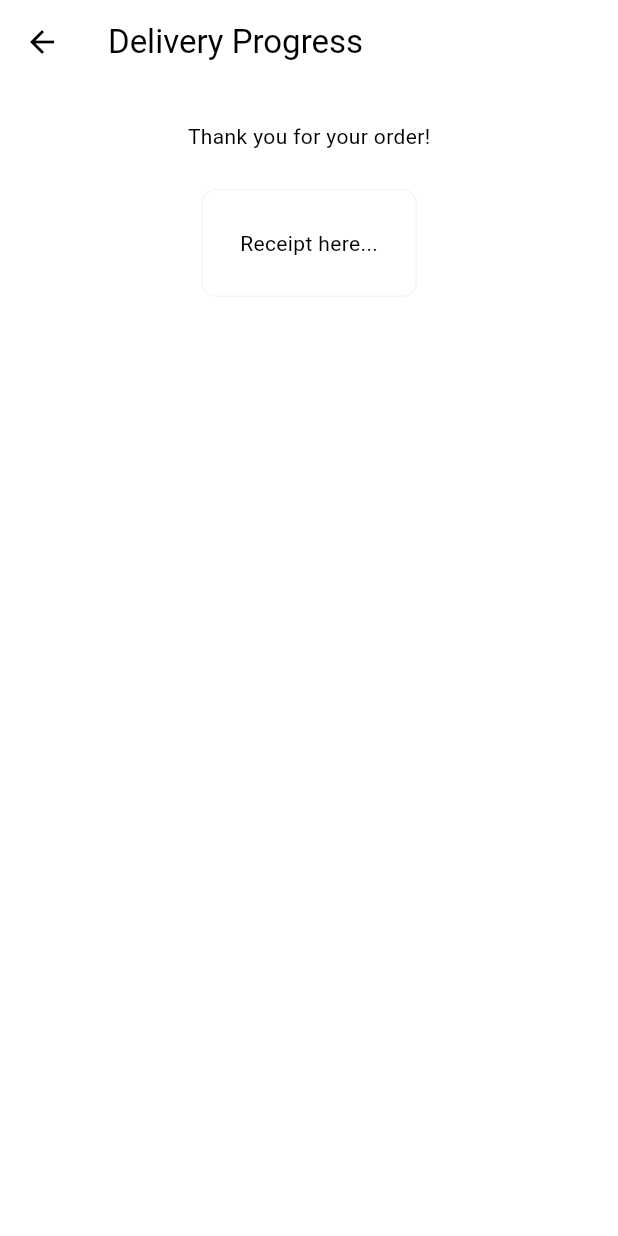
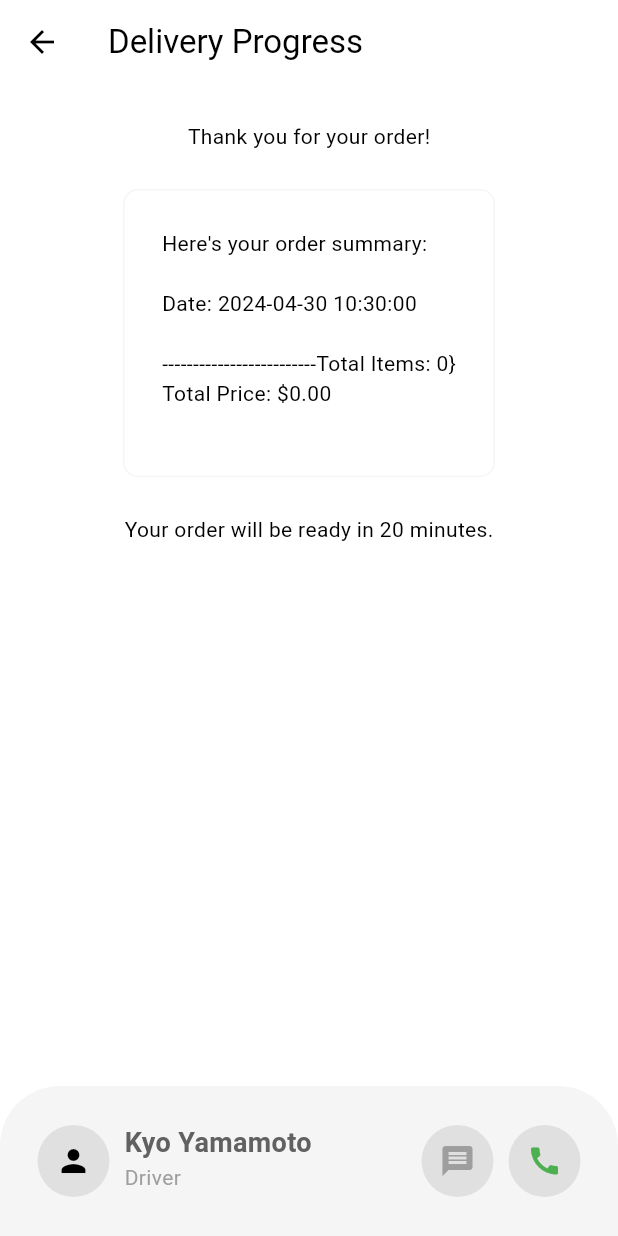
Before and after one commit to YamamotoDesu/food_delivery_app, a Flutter app: the DeliveryProgressPage screen opened directly, on a phone screen of 412 x 824 dp. Run offline on Flutter 3.47's test engine with Material 3 defaults, Android fonts, the light colour scheme and no system bars; our stand-ins replace flutter_credit_card.

Commit message:
feat: add receipt screen

```diff
--- a/lib/components/my_recipt.dart
+++ b/lib/components/my_recipt.dart
@@ -1,4 +1,6 @@
 import 'package:flutter/material.dart';
+import 'package:food_delivery_app/models/restraurant.dart';
+import 'package:provider/provider.dart';
 
 class MyReceipt extends StatelessWidget {
   const MyReceipt({super.key});
@@ -23,8 +25,15 @@ class MyReceipt extends StatelessWidget {
                 borderRadius: BorderRadius.circular(10),
               ),
               padding: const EdgeInsets.all(25),
-              child: Text("Receipt here..."),
+              child: Consumer<Restaurant>(
+                builder: (context, restaurant, child) =>
+                    Text(restaurant.displayCartReceipt()),
+              ),
             ),
+            const SizedBox(
+              height: 25,
+            ),
+            const Text("Your order will be ready in 20 minutes."),
           ],
         ),
       ),
--- a/lib/models/restraurant.dart
+++ b/lib/models/restraurant.dart
@@ -1,6 +1,7 @@
 import 'package:collection/collection.dart';
 import 'package:flutter/foundation.dart';
 import 'package:food_delivery_app/models/cart_item.dart';
+import 'package:intl/intl.dart';
 
 import 'food.dart';
 
@@ -450,13 +451,45 @@ class Restaurant extends ChangeNotifier {
   /// HELPERS
   ///
 
+  String displayCartReceipt() {
+    final receipt = StringBuffer();
+    receipt.writeln("Here's your order summary:");
+    receipt.writeln();
+
+    // format the date to include up to seconds only
+    String formattedDate =
+        DateFormat("yyyy-MM-dd HH:mm:ss").format(DateTime.now());
+
+    receipt.writeln("Date: $formattedDate");
+    receipt.writeln();
+    receipt.write("-------------------------");
+
+    for (CartItem cartItem in _cart) {
+      receipt.writeln();
+      receipt.writeln("${cartItem.food.name} x ${cartItem.quantity}");
+      receipt.writeln("Price: ${_formatPrice(cartItem.food.price)}");
+
+      if (cartItem.selectedAddons.isNotEmpty) {
+        receipt.writeln("Addons: ${_formatAddons(cartItem.selectedAddons)}");
+      }
+      receipt.write("-------------------------");
+    }
+
+    receipt.writeln("Total Items: ${getTotalItemCount()}}");
+    receipt.writeln("Total Price: ${_formatPrice(getTotalPrice())}");
+
+    return receipt.toString();
+  }
+
   // format double value into money
-  String formatPrice(double price) {
+  String _formatPrice(double price) {
     return "\$${price.toStringAsFixed(2)}";
   }
 
   // format list of addons into a string sumary
   String _formatAddons(List<Addon> addons) {
-    return addons.map((addon) => addon.name).join(", ");
+    return addons
+        .map((addon) => "${addon.name} (${_formatPrice(addon.price)})")
+        .join(", ");
   }
 }
--- a/lib/pages/delivery_progressing_page.dart
+++ b/lib/pages/delivery_progressing_page.dart
@@ -16,11 +16,101 @@ class _DeliveryProgressPageState extends State<DeliveryProgressPage> {
         title: const Text("Delivery Progress"),
         backgroundColor: Colors.transparent,
       ),
-      body: Column(
+      bottomNavigationBar: _buildBottomNavigationBar(),
+      body: const Column(
         children: [
           MyReceipt(),
         ],
       ),
     );
   }
+
+  // Cutsotm Bottom Navigation Bar
+  Widget _buildBottomNavigationBar() {
+    return Container(
+      height: 100,
+      decoration: BoxDecoration(
+        color: Theme.of(context).colorScheme.secondary,
+        borderRadius: const BorderRadius.only(
+          topLeft: Radius.circular(40),
+          topRight: Radius.circular(40),
+        ),
+      ),
+      padding: const EdgeInsets.all(25),
+      child: Row(
+        children: [
+          // Profile Icon
+          Container(
+            decoration: BoxDecoration(
+              color: Theme.of(context).colorScheme.background,
+              shape: BoxShape.circle,
+            ),
+            child: IconButton(
+              onPressed: () {
+                Navigator.pop(context);
+              },
+              icon: const Icon(Icons.person),
+            ),
+          ),
+
+          const SizedBox(width: 10),
+
+          // driver details
+          Column(
+            crossAxisAlignment: CrossAxisAlignment.start,
+            children: [
+              Text(
+                "Kyo Yamamoto",
+                style: TextStyle(
+                  color: Theme.of(context).colorScheme.inversePrimary,
+                  fontSize: 18,
+                  fontWeight: FontWeight.bold,
+                ),
+              ),
+              Text(
+                "Driver",
+                style: TextStyle(
+                  color: Theme.of(context).colorScheme.primary,
+                ),
+              ),
+            ],
+          ),
+
+          const Spacer(),
+
+          Row(
+            children: [
+              // message button
+              Container(
+                decoration: BoxDecoration(
+                  color: Theme.of(context).colorScheme.background,
+                  shape: BoxShape.circle,
+                ),
+                child: IconButton(
+                  onPressed: () {},
+                  icon: const Icon(Icons.message),
+                  color: Theme.of(context).colorScheme.primary,
+                ),
+              ),
+
+              const SizedBox(width: 10),
+
+              // call button
+              Container(
+                decoration: BoxDecoration(
+                  color: Theme.of(context).colorScheme.background,
+                  shape: BoxShape.circle,
+                ),
+                child: IconButton(
+                  onPressed: () {},
+                  icon: const Icon(Icons.call),
+                  color: Colors.green,
+                ),
+              ),
+            ],
+          ),
+        ],
+      ),
+    );
+  }
 }
--- a/pubspec.yaml
+++ b/pubspec.yaml
@@ -38,6 +38,7 @@ dependencies:
   provider: ^6.1.2
   collection: ^1.17.2
   flutter_credit_card: ^4.0.1
+  intl: ^0.19.0
 
 dev_dependencies:
   flutter_test:
```
Also changed, not shown: pubspec.lock.
